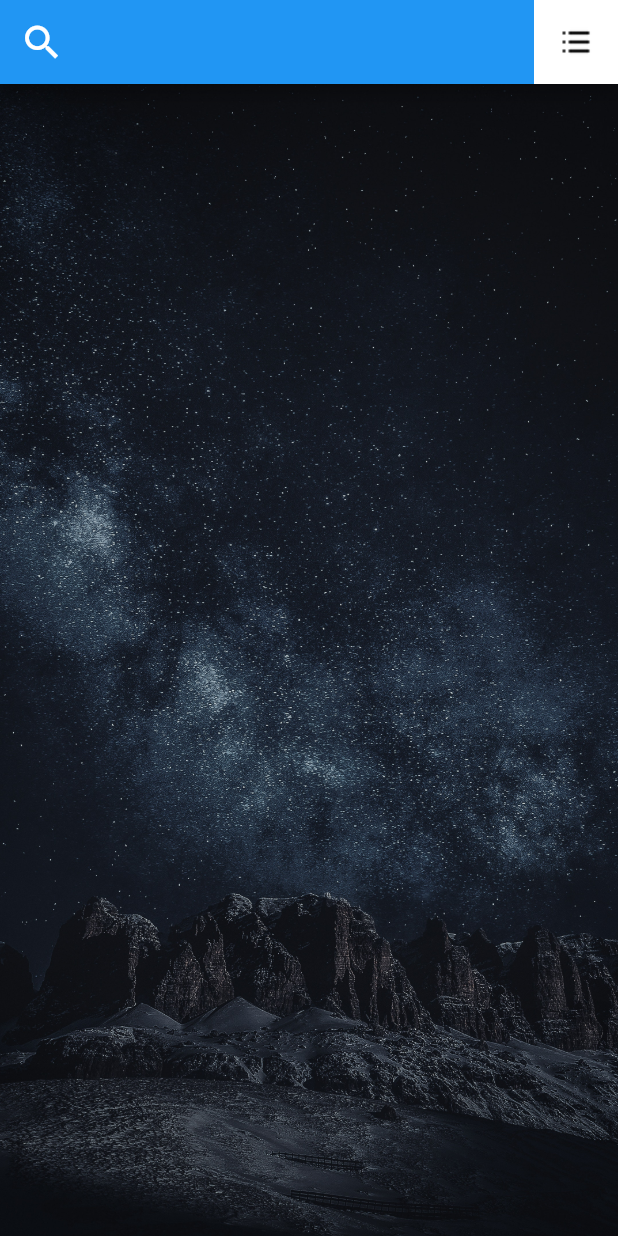
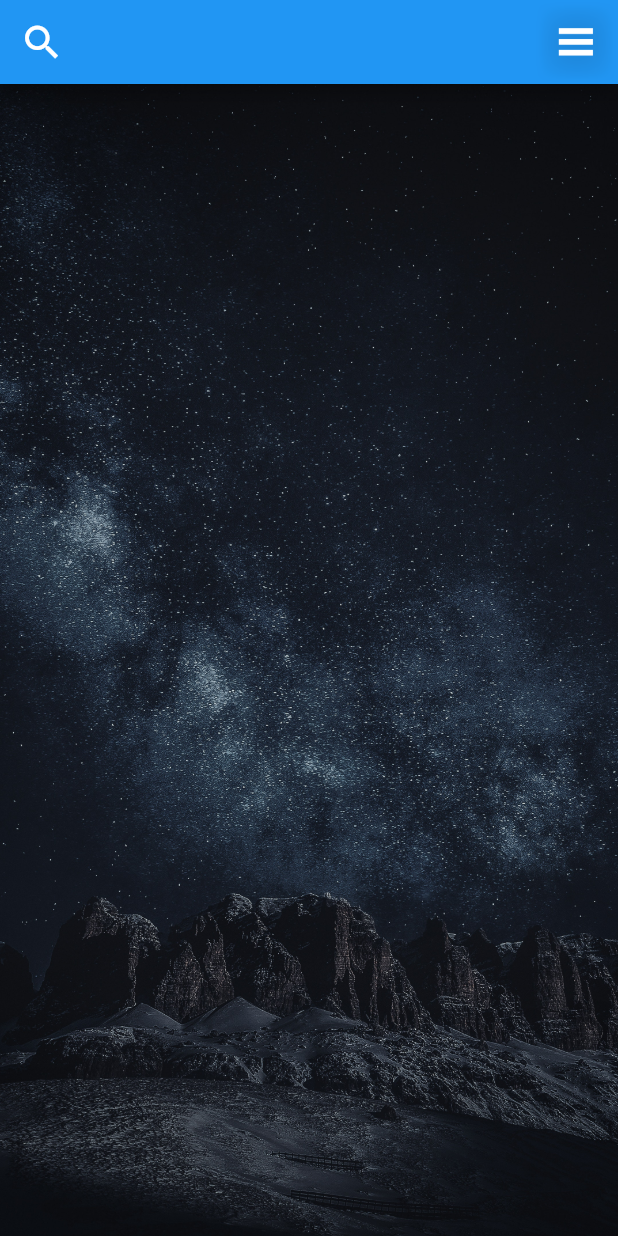
Before and after one commit to 27priyanshu/weather_app, a Flutter app: the screen it shows after launch, on a phone screen of 412 x 824 dp. Run offline on Flutter 3.47's test engine with Material 2 defaults, Android fonts, the phone set to English and light mode, and no system bars; our stand-ins replace google_fonts.

Commit message:
assets new

```diff
--- a/lib/screens/weather_app.dart
+++ b/lib/screens/weather_app.dart
@@ -19,7 +19,7 @@ class WeatherApp extends StatelessWidget {
         ),
         actions: [
           Container(
-            child: Image.asset('assets/menu.png'),color: Colors.white,
+            child: Image.asset('assets/menu-white.jpg'),
           )
         ],
       ),
```
Also changed, not shown: assets/main-menu.png (added), assets/menu-white.jpg (added).
